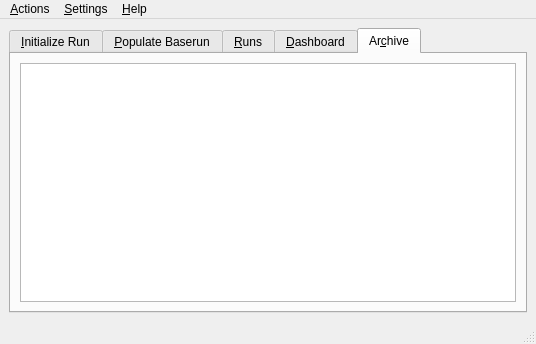
Before: the Qt Designer form src/gui/solps-gui.ui in LeCAD-PEG/SOLPS-GUI, drawn with Qt 5.
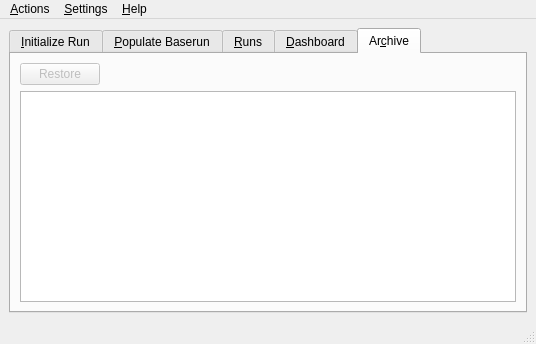
After: the same form once the commit is applied. The open tabs and pages were chosen to show the change.

Commit message: Add Archive restore button and simple check for dupes

The edit to the form file:
```diff
--- a/src/gui/solps-gui.ui
+++ b/src/gui/solps-gui.ui
@@ -401,7 +401,30 @@
         <string>Ar&amp;chive</string>
        </attribute>
        <layout class="QGridLayout" name="gridLayout_5">
+        <item row="0" column="1">
+         <spacer name="horizontalSpacer">
+          <property name="orientation">
+           <enum>Qt::Horizontal</enum>
+          </property>
+          <property name="sizeHint" stdset="0">
+           <size>
+            <width>40</width>
+            <height>20</height>
+           </size>
+          </property>
+         </spacer>
+        </item>
         <item row="0" column="0">
+         <widget class="QPushButton" name="pushButton_Restore">
+          <property name="enabled">
+           <bool>false</bool>
+          </property>
+          <property name="text">
+           <string>Restore</string>
+          </property>
+         </widget>
+        </item>
+        <item row="1" column="0" colspan="2">
          <widget class="QTreeView" name="treeViewArchive"/>
         </item>
        </layout>
```
Left out of the diff: 7 changed lines with no effect on the pictures. The commit also changes 1 other file.
